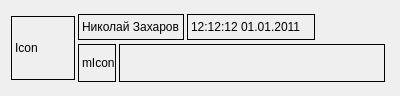
First picture: the form in ui/dialogTo.ui, repository GoCodingIcreated/VKMessenger, before the edit.
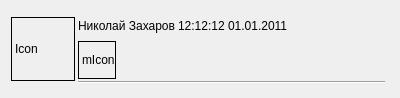
Second picture: the form after the edit.

```diff
--- a/ui/dialogTo.ui
+++ b/ui/dialogTo.ui
@@ -7,7 +7,7 @@
     <x>0</x>
     <y>0</y>
     <width>400</width>
-    <height>96</height>
+    <height>98</height>
    </rect>
   </property>
   <property name="sizePolicy">
@@ -88,6 +88,9 @@
      </item>
      <item>
       <layout class="QVBoxLayout" name="verticalLayout">
+       <property name="spacing">
+        <number>2</number>
+       </property>
        <item>
         <layout class="QHBoxLayout" name="horizontalLayout_4">
          <item>
@@ -111,7 +114,7 @@
             </size>
            </property>
            <property name="frameShape">
-            <enum>QFrame::Box</enum>
+            <enum>QFrame::NoFrame</enum>
            </property>
            <property name="text">
             <string>Николай Захаров</string>
@@ -133,7 +136,7 @@
             </size>
            </property>
            <property name="frameShape">
-            <enum>QFrame::Box</enum>
+            <enum>QFrame::NoFrame</enum>
            </property>
            <property name="text">
             <string>12:12:12 01.01.2011</string>
@@ -209,7 +212,7 @@
             </size>
            </property>
            <property name="frameShape">
-            <enum>QFrame::Box</enum>
+            <enum>QFrame::NoFrame</enum>
            </property>
            <property name="text">
             <string/>
@@ -233,6 +236,13 @@
          </item>
         </layout>
        </item>
+       <item>
+        <widget class="Line" name="line">
+         <property name="orientation">
+          <enum>Qt::Horizontal</enum>
+         </property>
+        </widget>
+       </item>
       </layout>
      </item>
     </layout>
```
Left out of the diff: 3 changed lines with no effect on the pictures.
